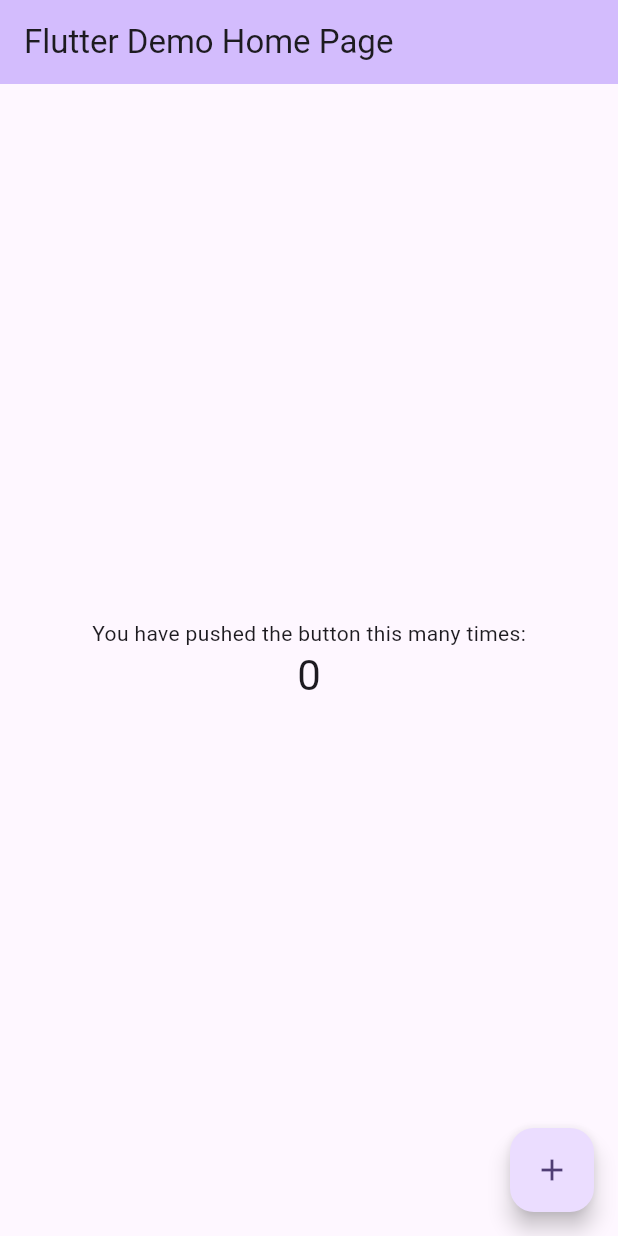
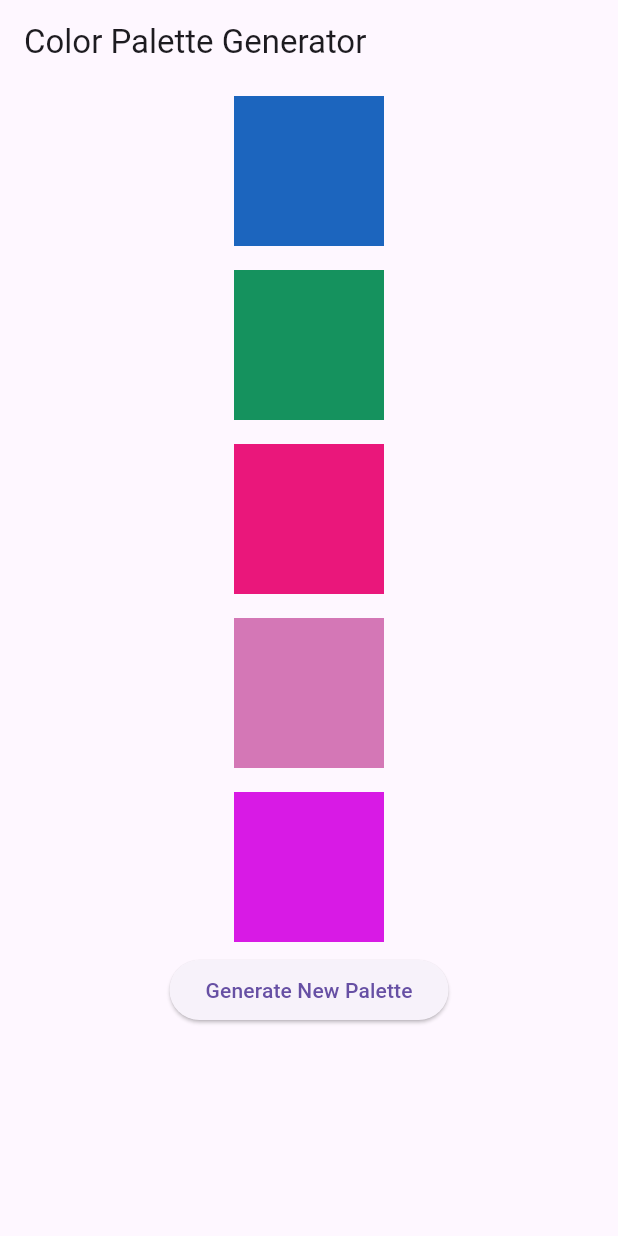
Before and after one commit to shijinthottiyil/mylearning, a Flutter app: the screen it shows after launch, on a phone screen of 412 x 824 dp. Run offline on Flutter 3.47's test engine with Material 3 defaults, Android fonts, the light colour scheme and no system bars.

Commit message:
ANIMATED CONTAINER

```diff
--- /dev/null
+++ b/lib/animated_container_view.dart
@@ -0,0 +1,62 @@
+import 'dart:math';
+
+import 'package:flutter/material.dart';
+
+class AnimatedContainerView extends StatefulWidget {
+  const AnimatedContainerView({super.key});
+
+  @override
+  State<AnimatedContainerView> createState() => _AnimatedContainerViewState();
+}
+
+class _AnimatedContainerViewState extends State<AnimatedContainerView> {
+  List<Color> currentPalette = generateRandomPalette();
+
+  static List<Color> generateRandomPalette() {
+    final random = Random();
+    return List.generate(
+      5,
+      (index) => Color.fromRGBO(
+        random.nextInt(256),
+        random.nextInt(256),
+        random.nextInt(256),
+        1,
+      ),
+    );
+  }
+
+  void regeneratePalette() {
+    setState(() {
+      currentPalette = generateRandomPalette();
+    });
+  }
+
+  @override
+  Widget build(BuildContext context) {
+    return Scaffold(
+      appBar: AppBar(
+        title: const Text('Color Palette Generator'),
+      ),
+      body: Center(
+        child: Column(
+          children: [
+            for (Color color in currentPalette) ...[
+              AnimatedContainer(
+                duration: const Duration(seconds: 1),
+                curve: Curves.easeIn,
+                width: 100,
+                height: 100,
+                color: color,
+                margin: const EdgeInsets.all(8),
+              ),
+            ],
+            ElevatedButton(
+              onPressed: regeneratePalette,
+              child: const Text('Generate New Palette'),
+            ),
+          ],
+        ),
+      ),
+    );
+  }
+}
--- a/lib/main.dart
+++ b/lib/main.dart
@@ -1,125 +1,17 @@
 import 'package:flutter/material.dart';
+import 'package:mylearning/animated_container_view.dart';
 
 void main() {
-  runApp(const MyApp());
+  runApp(AnimationApp());
 }
 
-class MyApp extends StatelessWidget {
-  const MyApp({super.key});
+class AnimationApp extends StatelessWidget {
+  const AnimationApp({super.key});
 
-  // This widget is the root of your application.
   @override
   Widget build(BuildContext context) {
     return MaterialApp(
-      title: 'Flutter Demo',
-      theme: ThemeData(
-        // This is the theme of your application.
-        //
-        // TRY THIS: Try running your application with "flutter run". You'll see
-        // the application has a blue toolbar. Then, without quitting the app,
-        // try changing the seedColor in the colorScheme below to Colors.green
-        // and then invoke "hot reload" (save your changes or press the "hot
-        // reload" button in a Flutter-supported IDE, or press "r" if you used
-        // the command line to start the app).
-        //
-        // Notice that the counter didn't reset back to zero; the application
-        // state is not lost during the reload. To reset the state, use hot
-        // restart instead.
-        //
-        // This works for code too, not just values: Most code changes can be
-        // tested with just a hot reload.
-        colorScheme: ColorScheme.fromSeed(seedColor: Colors.deepPurple),
-        useMaterial3: true,
-      ),
-      home: const MyHomePage(title: 'Flutter Demo Home Page'),
+      home: AnimatedContainerView(),
     );
   }
 }
-
-class MyHomePage extends StatefulWidget {
-  const MyHomePage({super.key, required this.title});
-
-  // This widget is the home page of your application. It is stateful, meaning
-  // that it has a State object (defined below) that contains fields that affect
-  // how it looks.
-
-  // This class is the configuration for the state. It holds the values (in this
-  // case the title) provided by the parent (in this case the App widget) and
-  // used by the build method of the State. Fields in a Widget subclass are
-  // always marked "final".
-
-  final String title;
-
-  @override
-  State<MyHomePage> createState() => _MyHomePageState();
-}
-
-class _MyHomePageState extends State<MyHomePage> {
-  int _counter = 0;
-
-  void _incrementCounter() {
-    setState(() {
-      // This call to setState tells the Flutter framework that something has
-      // changed in this State, which causes it to rerun the build method below
-      // so that the display can reflect the updated values. If we changed
-      // _counter without calling setState(), then the build method would not be
-      // called again, and so nothing would appear to happen.
-      _counter++;
-    });
-  }
-
-  @override
-  Widget build(BuildContext context) {
-    // This method is rerun every time setState is called, for instance as done
-    // by the _incrementCounter method above.
-    //
-    // The Flutter framework has been optimized to make rerunning build methods
-    // fast, so that you can just rebuild anything that needs updating rather
-    // than having to individually change instances of widgets.
-    return Scaffold(
-      appBar: AppBar(
-        // TRY THIS: Try changing the color here to a specific color (to
-        // Colors.amber, perhaps?) and trigger a hot reload to see the AppBar
-        // change color while the other colors stay the same.
-        backgroundColor: Theme.of(context).colorScheme.inversePrimary,
-        // Here we take the value from the MyHomePage object that was created by
-        // the App.build method, and use it to set our appbar title.
-        title: Text(widget.title),
-      ),
-      body: Center(
-        // Center is a layout widget. It takes a single child and positions it
-        // in the middle of the parent.
-        child: Column(
-          // Column is also a layout widget. It takes a list of children and
-          // arranges them vertically. By default, it sizes itself to fit its
-          // children horizontally, and tries to be as tall as its parent.
-          //
-          // Column has various properties to control how it sizes itself and
-          // how it positions its children. Here we use mainAxisAlignment to
-          // center the children vertically; the main axis here is the vertical
-          // axis because Columns are vertical (the cross axis would be
-          // horizontal).
-          //
-          // TRY THIS: Invoke "debug painting" (choose the "Toggle Debug Paint"
-          // action in the IDE, or press "p" in the console), to see the
-          // wireframe for each widget.
-          mainAxisAlignment: MainAxisAlignment.center,
-          children: <Widget>[
-            const Text(
-              'You have pushed the button this many times:',
-            ),
-            Text(
-              '$_counter',
-              style: Theme.of(context).textTheme.headlineMedium,
-            ),
-          ],
-        ),
-      ),
-      floatingActionButton: FloatingActionButton(
-        onPressed: _incrementCounter,
-        tooltip: 'Increment',
-        child: const Icon(Icons.add),
-      ), // This trailing comma makes auto-formatting nicer for build methods.
-    );
-  }
-}
```
